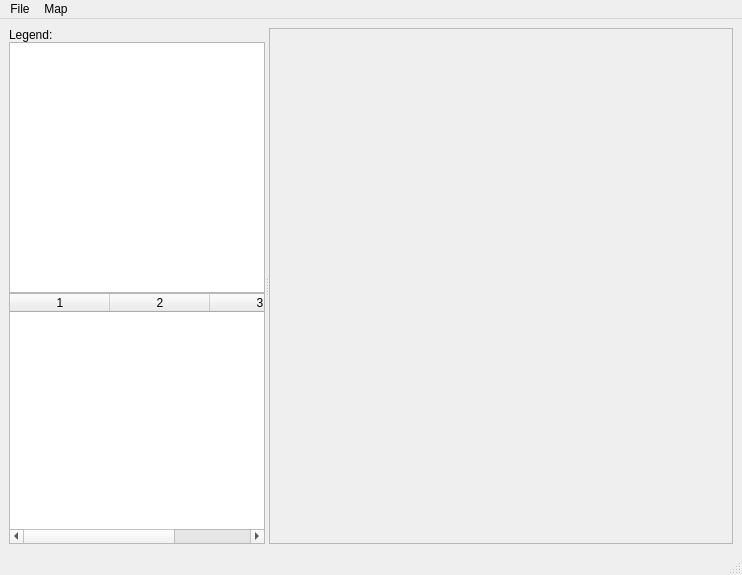
Above: ddocclient/app/reper/simple_map_window_base.ui from YuriyRusinov/reper before the change. Below: the same form after it.
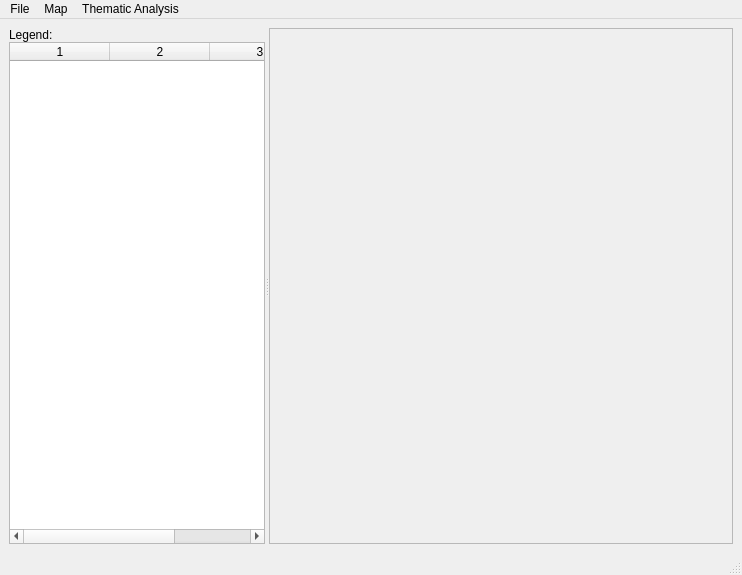
That is the form after the change. Icons and pictures are not drawn.

```diff
--- a/ddocclient/app/reper/simple_map_window_base.ui
+++ b/ddocclient/app/reper/simple_map_window_base.ui
@@ -53,9 +53,6 @@
           </property>
          </widget>
         </item>
-        <item>
-         <widget class="QTreeView" name="treeView"/>
-        </item>
         <item>
          <widget class="QTableWidget" name="tableLegend">
           <property name="sizePolicy">
@@ -178,10 +175,16 @@
     <addaction name="mpActionFileOpenProject"/>
     <addaction name="mpActionFileSaveProject"/>
     <addaction name="separator"/>
-    <addaction name="mpActionFileExit"/>
+   </widget>
+   <widget class="QMenu" name="menuThematic_Analysis">
+    <property name="title">
+     <string>Thematic Analysis</string>
+    </property>
+    <addaction name="mpActionBathymetry"/>
    </widget>
    <addaction name="menuFile"/>
    <addaction name="menuMap"/>
+   <addaction name="menuThematic_Analysis"/>
   </widget>
   <widget class="QStatusBar" name="statusbar"/>
   <action name="mpActionZoomIn">
```
Left out of the diff: 34 changed lines with no effect on the pictures.
